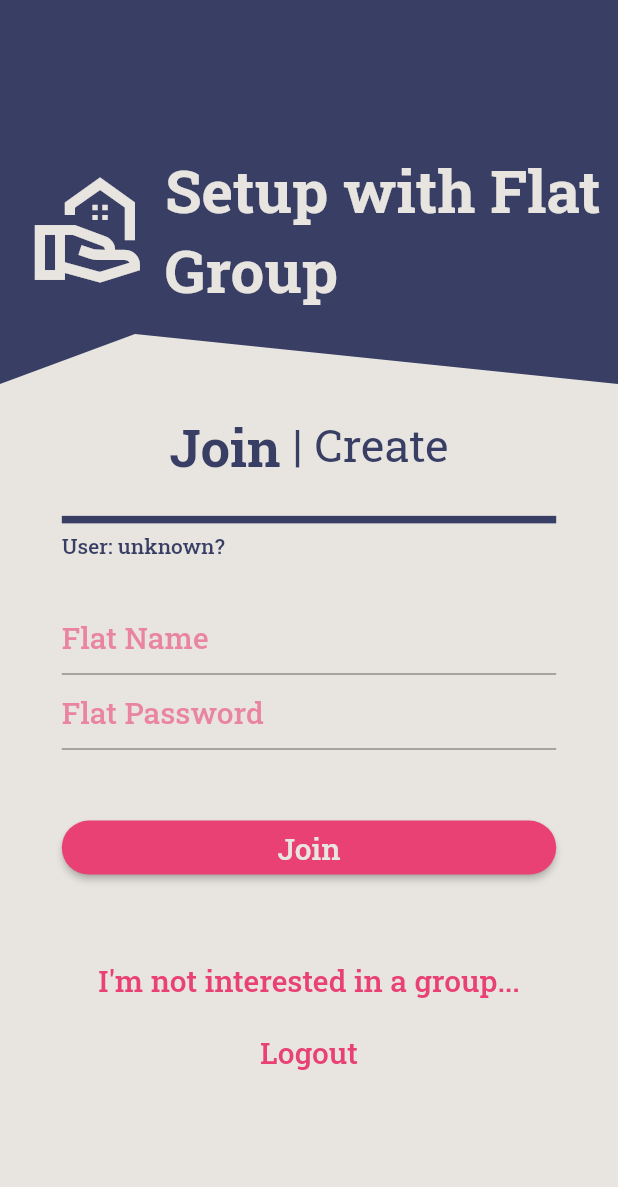
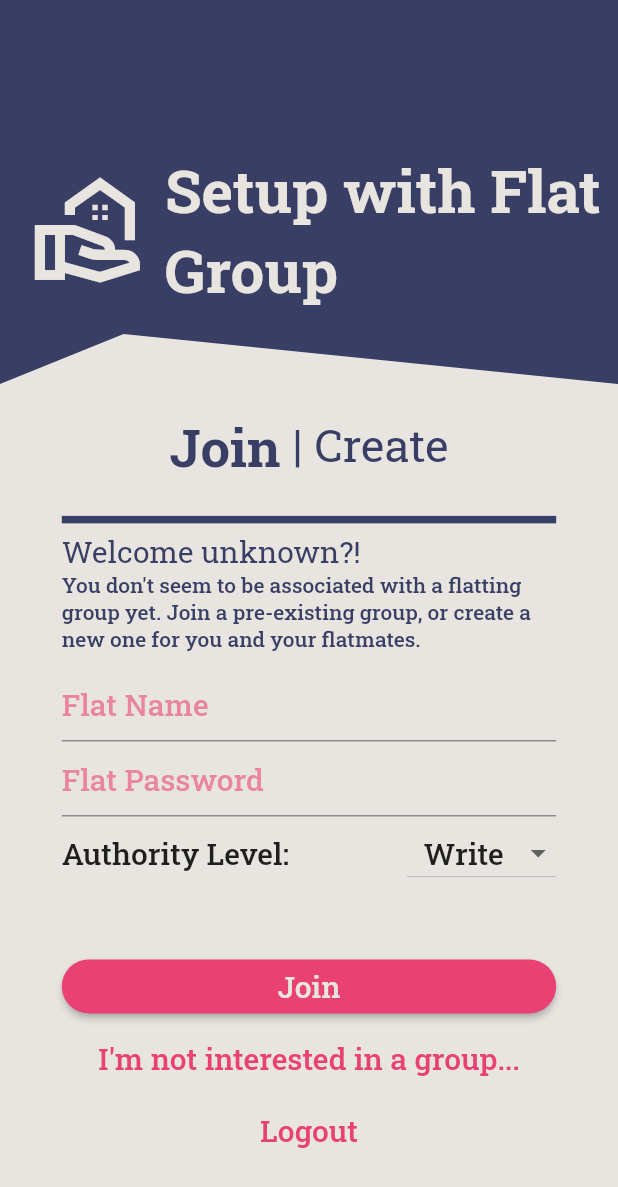
Before and after one commit to HonsonCooky/Flat-Out-Management, a Flutter app: the GroupAuthFlow screen opened directly, on a phone screen of 412 x 824 dp. Shown: the top 1187 px of the screen. Run offline on Flutter 3.47's test engine with Material 2 defaults, Android fonts, the phone set to English and light mode, and no system bars; our stand-ins replace google_fonts; generated files the repository leaves out were written again; network calls fail.

Commit message:
Update flat enum associations

```diff
--- a/flat_out_app/lib/components/atoms/auth_text_field.dart
+++ b/flat_out_app/lib/components/atoms/auth_text_field.dart
@@ -9,21 +9,28 @@ class AuthTextField extends StatelessWidget {
   final String hintText;
   final void Function(String)? onChanged;
   final String? error;
+  final bool readOnly;
 
   AuthTextField(
-      {required this.hintText, required this.controller, this.obscureText = false, this.onChanged, this.error});
+      {required this.hintText,
+      required this.controller,
+      this.obscureText = false,
+      this.onChanged,
+      this.error,
+      this.readOnly = false});
 
   @override
   Widget build(BuildContext context) {
     return TextField(
+      readOnly: readOnly,
       controller: controller,
       obscureText: obscureText,
       cursorColor: Theme.of(context).primaryColor,
       style: Theme.of(context).textTheme.labelLarge,
       decoration: InputDecoration(
-        hintText: hintText,
+        hintText: readOnly ? "Not Required" : hintText,
         hintStyle: TextStyle(
-            color: Theme.of(context).primaryColor.withAlpha(150),
+            color: readOnly ? Colors.grey.withAlpha(150) : Theme.of(context).primaryColor.withAlpha(150),
             fontSize: Theme.of(context).textTheme.labelLarge?.fontSize),
         errorText: error,
         errorBorder: UnderlineInputBorder(borderSide: BorderSide(width: 2.0, color: Theme.of(context).errorColor)),
--- a/flat_out_app/lib/components/molecules/toast_page.dart
+++ b/flat_out_app/lib/components/molecules/toast_page.dart
@@ -24,7 +24,7 @@ abstract class ToastWrapper extends StatefulWidget {
       margin: EdgeInsets.all(20.0),
       dismissDirection: DismissDirection.horizontal,
       content: Text(msg, style: Theme.of(context).textTheme.bodyText2),
-      backgroundColor: Theme.of(context).errorColor.withAlpha(150),
+      backgroundColor: Theme.of(context).errorColor.withAlpha(190),
     ));
   }
 
--- a/flat_out_app/lib/components/utils/fom_theme.dart
+++ b/flat_out_app/lib/components/utils/fom_theme.dart
@@ -82,6 +82,7 @@ class FomThemes {
               ),
               labelMedium: TextStyle(
                 fontSize: 20,
+                color: Color(0xff383e64),
               ))),
     );
   }
--- a/flat_out_app/lib/core/backend_management/http_requests.dart
+++ b/flat_out_app/lib/core/backend_management/http_requests.dart
@@ -3,6 +3,7 @@ import 'dart:convert';
 import 'package:flat_out_app/core/jsons/fom_association.dart';
 import 'package:flat_out_app/core/jsons/fom_db_object.dart';
 import 'package:flat_out_app/core/jsons/fom_res.dart';
+import 'package:flat_out_app/core/jsons/utils/enums.dart';
 import 'package:http/http.dart';
 
 const String _base = "https://flat-out-management-api.herokuapp.com";
@@ -108,7 +109,8 @@ class FomReq {
   /**
    * Authenticate a user join a group, returning the FomGroup as res.item.
    */
-  static Future<FomRes> groupJoin(String username, String password, String token) async {
-    return _post(subUrl: 'group/join', jsonBody: {'name': username, 'password': password}, authHeader: token);
+  static Future<FomRes> groupJoin(String username, String password, String token, RoleType role) async {
+    return _post(subUrl: 'group/join', jsonBody: {'name': username, 'password': password, "role": role.name}, authHeader:
+    token);
   }
 }
--- a/flat_out_app/lib/core/backend_management/runtime_cache.dart
+++ b/flat_out_app/lib/core/backend_management/runtime_cache.dart
@@ -59,18 +59,27 @@ class RuntimeCache extends ChangeNotifier {
    * Loads the user's children into their respective lists.
    */
   Future<void> loadUser() async {
-    if (_user == null) {
-      throw Exception("A user has not been loaded. Cannot load values");
-    } else {
+    if (_user != null) {
       List<FomRes> gs = await Future.wait(_user!.children
           .where((element) => element.model == ModelType.group)
-          .map((e) async => await FomReq.groupGet(e, _user!.token)));
-      print(gs);
+          .map((e) async => await FomReq.groupGet(e, _user!.token))
+          .toList()
+      );
+
+      for (int i = 0; i < gs.length; i++){
+        print(gs[i].item);
+        await addGroup(FomGroup.fromJson(gs[i].item));
+      }
+      print(_groups);
     }
   }
 
+  /**
+   * Adds a group to the runtime cache, and to local storage
+   */
   Future<void> addGroup(FomGroup group) async {
     _groups.add(group);
+    _cacheReady = _user != null;
     LocalStorage.write(partition: ModelType.group, key: group.id, contents: jsonEncode(group));
     notifyListeners();
   }
--- a/flat_out_app/lib/core/jsons/fom_component.dart
+++ b/flat_out_app/lib/core/jsons/fom_component.dart
@@ -18,6 +18,7 @@ class FomComponent extends FomDbObject {
 
   @override
   String toString() {
-    return 'FomComponent{parents: $parents}';
+    return super.toString() + '\n \t FomComponent{parents: $parents}';
   }
+
 }
--- a/flat_out_app/lib/main.dart
+++ b/flat_out_app/lib/main.dart
@@ -19,3 +19,9 @@ void main() {
     child: FomBase(),
   ));
 }
+
+extension StringExtension on String {
+  String capitalize() {
+    return "${this[0].toUpperCase()}${this.substring(1).toLowerCase()}";
+  }
+}
--- a/flat_out_app/lib/screens/auth_flow/auth_flow_group_components/group_auth_flow.dart
+++ b/flat_out_app/lib/screens/auth_flow/auth_flow_group_components/group_auth_flow.dart
@@ -41,7 +41,6 @@ class _GroupAuthFlow extends State<GroupAuthFlow> {
 
   @override
   Widget build(BuildContext context) {
-    FomUser? u = context.read<RuntimeCache>().user;
 
     return UnFocusWrapper(
       child: Scaffold(
@@ -52,12 +51,6 @@ class _GroupAuthFlow extends State<GroupAuthFlow> {
                 thickness: 5,
                 indent: MediaQuery.of(context).size.width / 10,
                 endIndent: MediaQuery.of(context).size.width / 10),
-            Container(
-              width: MediaQuery.of(context).size.width,
-              padding: EdgeInsets.only(left: MediaQuery.of(context).size.width / 10),
-              child: Text("User: ${u?.uiName ?? "unknown?"}", textAlign: TextAlign.start, style: Theme.of(context)
-                  .textTheme.bodyText1,),
-            ),
             GroupAuthPageBody(curPage: _curPage),
           ],
         ),
--- a/flat_out_app/lib/screens/auth_flow/auth_flow_group_components/group_auth_page_body.dart
+++ b/flat_out_app/lib/screens/auth_flow/auth_flow_group_components/group_auth_page_body.dart
@@ -1,4 +1,5 @@
 import 'package:flat_out_app/core/backend_management/runtime_cache.dart';
+import 'package:flat_out_app/core/jsons/fom_user.dart';
 import 'package:flat_out_app/screens/auth_flow/auth_flow_group_components/no_group_alert.dart';
 import 'package:flutter/material.dart';
 import 'package:provider/provider.dart';
@@ -10,29 +11,43 @@ class GroupAuthPageBody extends StatelessWidget {
 
   @override
   Widget build(BuildContext context) {
+    FomUser? u = context.read<RuntimeCache>().user;
+
     return Expanded(
       child: Scrollbar(
         child: SingleChildScrollView(
           child: Container(
-            padding: EdgeInsets.symmetric(
-              horizontal: MediaQuery.of(context).size.width / 10,
-              vertical: MediaQuery.of(context).size.height / 30,
+            padding: EdgeInsets.only(
+              left: MediaQuery.of(context).size.width / 10,
+              right: MediaQuery.of(context).size.width / 10,
+              bottom: MediaQuery.of(context).size.height / 20,
             ),
             child: Column(
               crossAxisAlignment: CrossAxisAlignment.stretch,
               children: [
+                Text(
+                  "Welcome ${u?.uiName ?? "unknown?"}!",
+                  textAlign: TextAlign.start,
+                  style: Theme.of(context).textTheme.labelMedium,
+                ),
+                Text(
+                  "You don't seem to be associated with a flatting group yet. Join a pre-existing group, or create a "
+                      "new one for you and your flatmates.",
+                  textAlign: TextAlign.start,
+                  style: Theme.of(context).textTheme.bodyText1,
+                ),
+                Container(margin: EdgeInsets.only(bottom: 10),),
                 curPage,
-                Container(
-                  margin: EdgeInsets.symmetric(vertical: 20),
-                ),
                 TextButton(
                     onPressed: () {
                       Future.delayed(Duration.zero, NoGroupAlert.showAlertDialog(context));
                     },
                     child: Text("I'm not interested in a group...")),
-                TextButton(onPressed: () {
-                  context.read<RuntimeCache>().setUser(null);
-                }, child: Text("Logout")),
+                TextButton(
+                    onPressed: () {
+                      context.read<RuntimeCache>().setUser(null);
+                    },
+                    child: Text("Logout")),
               ],
             ),
           ),
--- a/flat_out_app/lib/screens/auth_flow/auth_flow_group_components/group_join_page.dart
+++ b/flat_out_app/lib/screens/auth_flow/auth_flow_group_components/group_join_page.dart
@@ -1,10 +1,12 @@
 import 'package:flat_out_app/components/atoms/auth_text_field.dart';
 import 'package:flat_out_app/components/molecules/toast_page.dart';
+import 'package:flat_out_app/core/backend_management/http_requests.dart';
 import 'package:flat_out_app/core/backend_management/runtime_cache.dart';
-import 'package:flat_out_app/core/backend_management/http_requests.dart';
 import 'package:flat_out_app/core/jsons/fom_group.dart';
 import 'package:flat_out_app/core/jsons/fom_res.dart';
 import 'package:flat_out_app/core/jsons/fom_user.dart';
+import 'package:flat_out_app/core/jsons/utils/enums.dart';
+import 'package:flat_out_app/main.dart';
 import 'package:flutter/material.dart';
 import 'package:provider/provider.dart';
 
@@ -16,11 +18,13 @@ class GroupJoinPage extends ToastWrapper {
 class _GroupJoinPageState extends State<GroupJoinPage> {
   final TextEditingController uName = TextEditingController();
   final TextEditingController pWord = TextEditingController();
+  RoleType type = RoleType.write;
+  bool noPass = false;
   bool isLoading = false;
 
   void join() async {
     try {
-      FomRes res = await FomReq.groupJoin(uName.text, pWord.text, context.read<RuntimeCache>().user!.token);
+      FomRes res = await FomReq.groupJoin(uName.text, pWord.text, context.read<RuntimeCache>().user!.token, type);
       if (res.statusCode == 200) {
         await context.read<RuntimeCache>().setUser(FomUser.fromJson(res.item));
         widget.successToast(res.msg, context);
@@ -44,9 +48,41 @@ class _GroupJoinPageState extends State<GroupJoinPage> {
           hintText: "Flat Name",
         ),
         AuthTextField(
+          readOnly: noPass,
           obscureText: true,
           controller: pWord,
           hintText: "Flat Password",
+        ),
+        Row(
+          children: [
+            Text("Authority Level: ", style: Theme.of(context).textTheme.labelLarge,),
+            Spacer(),
+            DropdownButton(
+              elevation: 3,
+              value: type,
+              alignment: Alignment.center,
+              items: RoleType.values
+                  .where((element) => element != RoleType.mentioned && element != RoleType.owner)
+                  .map((e) => DropdownMenuItem<RoleType>(
+                        onTap: () {
+                          setState(() {
+                            type = e;
+                            noPass = false;
+                            if (e == RoleType.request) {
+                              noPass = true;
+                              pWord.text = "";
+                            }
+                          });
+                        },
+                        value: e,
+                        child: Text(e.name.capitalize(), style: Theme.of(context).textTheme.labelLarge),
+                      ))
+                  .toList(),
+              onChanged: (s) {
+                print(s);
+              },
+            ),
+          ],
         ),
         Padding(
           padding: EdgeInsets.only(top: MediaQuery.of(context).size.height / 20),
@@ -68,8 +104,9 @@ class _GroupJoinPageState extends State<GroupJoinPage> {
                       color: Theme.of(context).scaffoldBackgroundColor,
                     ),
                   )
-                  : Text("Join")),
-        )
+                : Text("Join"),
+          ),
+        ),
       ],
     );
   }
--- a/flat_out_app/lib/screens/auth_flow/auth_flow_group_components/no_group_alert.dart
+++ b/flat_out_app/lib/screens/auth_flow/auth_flow_group_components/no_group_alert.dart
@@ -35,8 +35,8 @@ class NoGroupAlert {
                   children: [
                     Text(
                       "The main purpose of this application, is to help flatting groups organize themselves. If you "
-                          "don't want to join a group, no worries, just bare this in mind xx."
-                          "\n\n - Are you sure you don't want to join/create a group?",
+                          "don't want to join a group, no worries, just bare this in mind."
+                          "\n\nAre you sure you don't want to join/create a group?",
                       style: Theme.of(context).textTheme.bodyText1,
                     ),
                     Container(
--- a/flat_out_app/lib/screens/auth_flow/auth_generic/header_animated_slide.dart
+++ b/flat_out_app/lib/screens/auth_flow/auth_generic/header_animated_slide.dart
@@ -66,7 +66,7 @@ class _HeaderAnimatedSlideState extends State<HeaderAnimatedSlide> {
   }
 
   double pointFrom() {
-    double min = 90;
+    double min = MediaQuery.of(context).size.width / 5;
     double max = MediaQuery.of(context).size.width - (min * 2);
     int listSize = (widget.buttonNames.length - 1);
     int indexOf = widget.buttonNames.indexOf(prevPage);
@@ -76,7 +76,7 @@ class _HeaderAnimatedSlideState extends State<HeaderAnimatedSlide> {
   }
 
   double pointTo() {
-    double min = 90;
+    double min = MediaQuery.of(context).size.width / 5;
     double max = MediaQuery.of(context).size.width - (min * 2);
     int listSize = (widget.buttonNames.length - 1);
     int indexOf = widget.buttonNames.indexOf(widget.curPage);
```
Also changed, not shown: 7 other files. Lines whose indentation alone changed are shown as unchanged.
